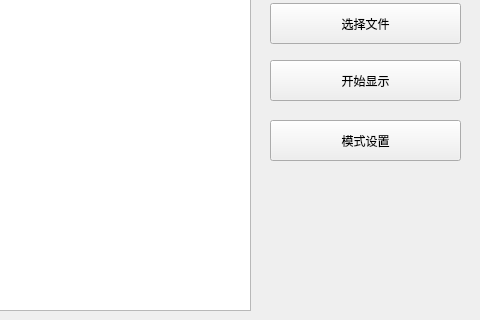
ZhangYiXiSucceed/Advanced-Clock, file SoftWare/PCTool/AdvancedClock/PictureShow.ui: the form before one commit; both pictures show x 300 to 780 and y 140 to 460 of the 780 by 560 pixel window.
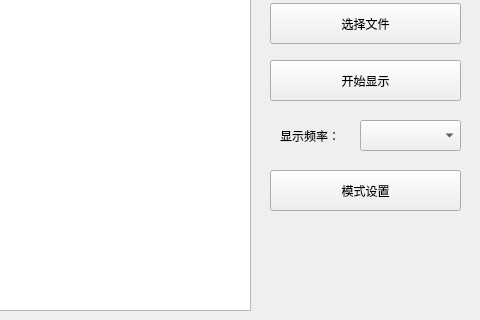
The form after the commit.

Commit message: add show fre

What changed in the file:
```diff
--- a/SoftWare/PCTool/AdvancedClock/PictureShow.ui
+++ b/SoftWare/PCTool/AdvancedClock/PictureShow.ui
@@ -63,7 +63,7 @@
    <property name="geometry">
     <rect>
      <x>570</x>
-     <y>260</y>
+     <y>310</y>
      <width>191</width>
      <height>41</height>
     </rect>
@@ -98,6 +98,29 @@
     <string>选择文件</string>
    </property>
   </widget>
+  <widget class="QComboBox" name="ShowFre">
+   <property name="geometry">
+    <rect>
+     <x>660</x>
+     <y>260</y>
+     <width>101</width>
+     <height>31</height>
+    </rect>
+   </property>
+  </widget>
+  <widget class="QLabel" name="ShowFreLable">
+   <property name="geometry">
+    <rect>
+     <x>580</x>
+     <y>250</y>
+     <width>71</width>
+     <height>51</height>
+    </rect>
+   </property>
+   <property name="text">
+    <string>显示频率：</string>
+   </property>
+  </widget>
  </widget>
  <resources/>
  <connections/>
```
The commit also changes 1 other file.
